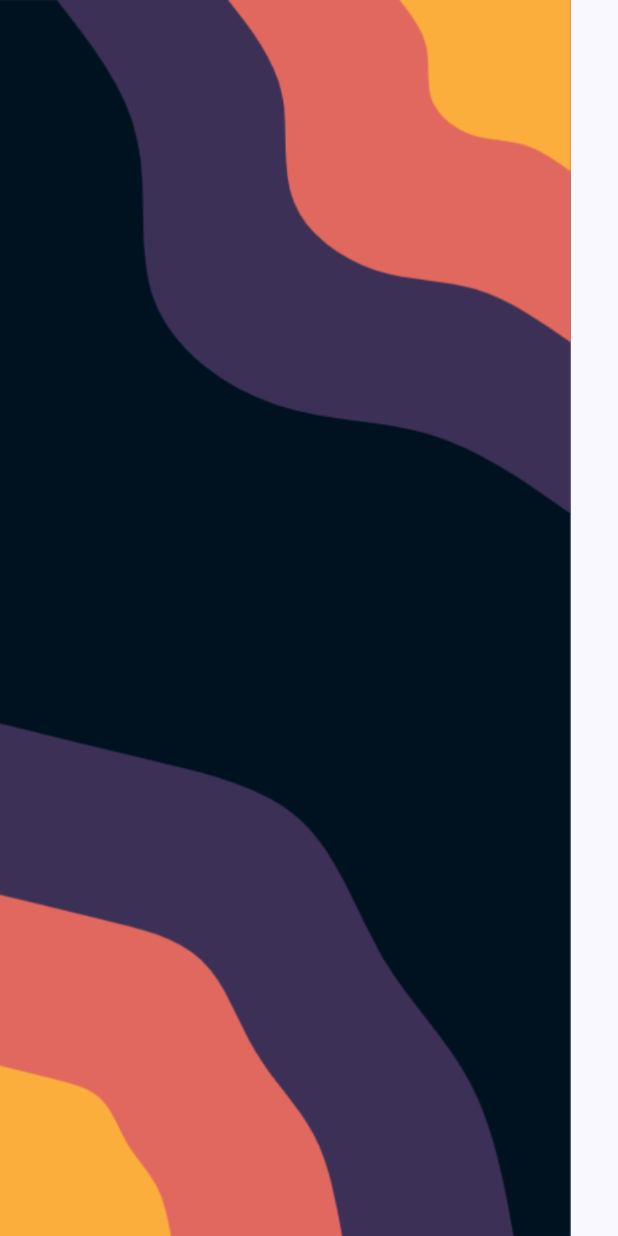
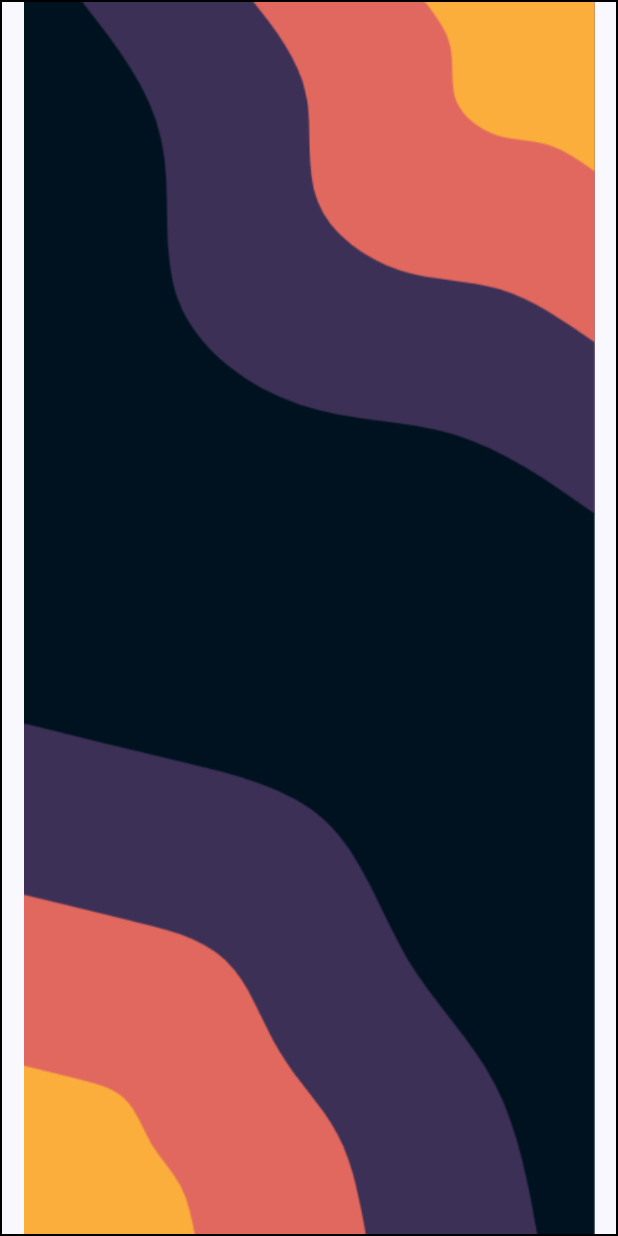
Before and after one commit to breydonb/TEC-3414-Final-Project, an Android app built with Jetpack Compose: the screen it shows after launch (MainActivity), on a phone screen of 412 x 824 dp. Run offline under Robolectric (Android 15) with nearby library versions, the phone set to English and light mode, and no system bars.

Commit message:
ImageModifier insert

```diff
--- a/app/src/main/java/com/example/scrollless/MainActivity.kt
+++ b/app/src/main/java/com/example/scrollless/MainActivity.kt
@@ -4,19 +4,26 @@ import android.os.Bundle
 import androidx.activity.ComponentActivity
 import androidx.activity.compose.setContent
 import androidx.activity.enableEdgeToEdge
+import androidx.compose.foundation.BorderStroke
 import androidx.compose.foundation.Image
+import androidx.compose.foundation.background
+import androidx.compose.foundation.border
 import androidx.compose.foundation.layout.fillMaxSize
 import androidx.compose.foundation.layout.padding
+import androidx.compose.foundation.layout.size
 import androidx.compose.material3.Button
 import androidx.compose.material3.Scaffold
 import androidx.compose.material3.Text
 import androidx.compose.material3.TextButton
 import androidx.compose.runtime.Composable
 import androidx.compose.ui.Modifier
+import androidx.compose.ui.graphics.Color
+import androidx.compose.ui.layout.ContentScale
 import androidx.compose.ui.res.painterResource
 import androidx.compose.ui.tooling.preview.Preview
 import androidx.compose.ui.unit.TextUnit
 import androidx.compose.ui.unit.TextUnitType
+import androidx.compose.ui.unit.dp
 import com.example.scrollless.ui.theme.ScrollLessTheme
 
 class MainActivity : ComponentActivity() {
@@ -43,10 +50,14 @@ class MainActivity : ComponentActivity() {
 @Composable
 fun GUIBackground(name: String, modifier : Modifier = Modifier)
 {
+    val imageModifier = Modifier.size(1000.dp)
+        .border(BorderStroke(1.dp, Color.Black))
+        //.background(Color.Yellow)
     Image(
         painter = painterResource(R.drawable.background_01),
         contentDescription = "Background Image",
-        modifier = modifier
+        contentScale = ContentScale.Fit,
+        modifier = imageModifier
     )
 }
 
```
